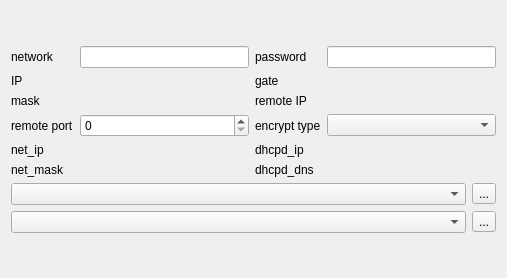
Before: the Qt Designer form Qt/my_programm/WiFi/Test_HLK_RM04/src/hlk_rm04_widget/src/ui/hlk_rm04_widget.ui in RinatB2017/mega_GIT, drawn with Qt 5.
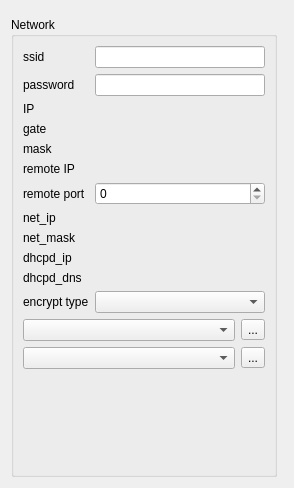
After: the same form once the commit is applied. Custom widgets are drawn as their Qt base class.

```diff
--- a/Qt/my_programm/WiFi/Test_HLK_RM04/src/hlk_rm04_widget/src/ui/hlk_rm04_widget.ui
+++ b/Qt/my_programm/WiFi/Test_HLK_RM04/src/hlk_rm04_widget/src/ui/hlk_rm04_widget.ui
@@ -6,148 +6,155 @@
    <rect>
     <x>0</x>
     <y>0</y>
-    <width>507</width>
-    <height>278</height>
+    <width>294</width>
+    <height>488</height>
    </rect>
   </property>
+  <property name="windowTitle">
+   <string>Form</string>
+  </property>
+  <layout class="QHBoxLayout" name="horizontalLayout">
+   <item>
+    <layout class="QVBoxLayout" name="verticalLayout_2">
+     <item>
+      <widget class="SerialBox5_fix_baudrate" name="serial_widget" native="true">
   <property name="sizePolicy">
-   <sizepolicy hsizetype="Fixed" vsizetype="Preferred">
+        <sizepolicy hsizetype="Preferred" vsizetype="Fixed">
     <horstretch>0</horstretch>
     <verstretch>0</verstretch>
    </sizepolicy>
   </property>
-  <property name="windowTitle">
-   <string>Form</string>
-  </property>
-  <layout class="QVBoxLayout" name="verticalLayout">
-   <item>
-    <widget class="SerialBox5_fix_baudrate" name="serial_widget" native="true"/>
+      </widget>
    </item>
    <item>
-    <layout class="QGridLayout" name="gridLayout">
-     <item row="1" column="2">
-      <widget class="QLabel" name="label_4">
-       <property name="text">
-        <string>gate</string>
+      <widget class="QGroupBox" name="groupBox">
+       <property name="title">
+        <string>Network</string>
        </property>
-      </widget>
-     </item>
-     <item row="2" column="2">
-      <widget class="QLabel" name="label_6">
-       <property name="text">
-        <string>remote IP</string>
-       </property>
-      </widget>
-     </item>
-     <item row="1" column="3">
-      <widget class="IPV4_wo_port" name="gate_widget" native="true"/>
-     </item>
-     <item row="0" column="2">
-      <widget class="QLabel" name="label_2">
-       <property name="text">
-        <string>password</string>
-       </property>
-      </widget>
-     </item>
-     <item row="1" column="0">
-      <widget class="QLabel" name="label_3">
-       <property name="text">
-        <string>IP</string>
-       </property>
-      </widget>
-     </item>
-     <item row="3" column="2">
+       <layout class="QVBoxLayout" name="verticalLayout_3">
+        <item>
+         <layout class="QGridLayout" name="gridLayout_4">
+          <item row="4" column="1">
+           <widget class="IPV4_wo_port" name="mask_widget" native="true"/>
+          </item>
+          <item row="9" column="1">
+           <widget class="IPV4_wo_port" name="dhcpd_ip_widget" native="true"/>
+          </item>
+          <item row="11" column="0">
       <widget class="QLabel" name="label_8">
        <property name="text">
         <string>encrypt type</string>
        </property>
       </widget>
      </item>
-     <item row="0" column="1">
-      <widget class="QLineEdit" name="le_ssid"/>
+          <item row="2" column="1">
+           <widget class="IPV4_wo_port" name="ip_widget" native="true"/>
+          </item>
+          <item row="1" column="0">
+           <widget class="QLabel" name="label_2">
+            <property name="text">
+             <string>password</string>
+            </property>
+           </widget>
+          </item>
+          <item row="3" column="1">
+           <widget class="IPV4_wo_port" name="gate_widget" native="true"/>
      </item>
      <item row="3" column="0">
+           <widget class="QLabel" name="label_4">
+            <property name="text">
+             <string>gate</string>
+            </property>
+           </widget>
+          </item>
+          <item row="6" column="0">
       <widget class="QLabel" name="label_7">
        <property name="text">
         <string>remote port</string>
        </property>
       </widget>
      </item>
-     <item row="2" column="3">
+          <item row="8" column="1">
+           <widget class="IPV4_wo_port" name="net_mask_widget" native="true"/>
+          </item>
+          <item row="5" column="1">
       <widget class="IPV4_wo_port" name="remove_ip_widget" native="true"/>
      </item>
-     <item row="0" column="0">
-      <widget class="QLabel" name="label">
-       <property name="text">
-        <string>network</string>
-       </property>
-      </widget>
-     </item>
-     <item row="2" column="0">
-      <widget class="QLabel" name="label_5">
-       <property name="text">
-        <string>mask</string>
-       </property>
-      </widget>
-     </item>
-     <item row="3" column="1">
-      <widget class="QSpinBox" name="sb_remote_post"/>
-     </item>
-     <item row="1" column="1">
-      <widget class="IPV4_wo_port" name="ip_widget" native="true"/>
-     </item>
-     <item row="2" column="1">
-      <widget class="IPV4_wo_port" name="mask_widget" native="true"/>
-     </item>
-     <item row="4" column="0">
+          <item row="7" column="0">
       <widget class="QLabel" name="label_9">
        <property name="text">
         <string>net_ip</string>
        </property>
       </widget>
      </item>
-     <item row="3" column="3">
-      <widget class="QComboBox" name="cb_encrypt_type"/>
-     </item>
-     <item row="0" column="3">
+          <item row="1" column="1">
       <widget class="QLineEdit" name="le_password"/>
      </item>
-     <item row="5" column="0">
-      <widget class="QLabel" name="label_10">
+          <item row="0" column="0">
+           <widget class="QLabel" name="label">
        <property name="text">
-        <string>net_mask</string>
+             <string>ssid</string>
        </property>
       </widget>
      </item>
-     <item row="4" column="2">
+          <item row="0" column="1">
+           <widget class="QLineEdit" name="le_ssid"/>
+          </item>
+          <item row="6" column="1">
+           <widget class="QSpinBox" name="sb_remote_post"/>
+          </item>
+          <item row="4" column="0">
+           <widget class="QLabel" name="label_5">
+            <property name="text">
+             <string>mask</string>
+            </property>
+           </widget>
+          </item>
+          <item row="2" column="0">
+           <widget class="QLabel" name="label_3">
+            <property name="text">
+             <string>IP</string>
+            </property>
+           </widget>
+          </item>
+          <item row="7" column="1">
+           <widget class="IPV4_wo_port" name="net_ip_widget" native="true"/>
+          </item>
+          <item row="9" column="0">
       <widget class="QLabel" name="label_11">
        <property name="text">
         <string>dhcpd_ip</string>
        </property>
       </widget>
      </item>
-     <item row="5" column="2">
+          <item row="8" column="0">
+           <widget class="QLabel" name="label_10">
+            <property name="text">
+             <string>net_mask</string>
+            </property>
+           </widget>
+          </item>
+          <item row="10" column="1">
+           <widget class="IPV4_wo_port" name="dhcpd_dns_widget" native="true"/>
+          </item>
+          <item row="5" column="0">
+           <widget class="QLabel" name="label_6">
+            <property name="text">
+             <string>remote IP</string>
+            </property>
+           </widget>
+          </item>
+          <item row="10" column="0">
       <widget class="QLabel" name="label_12">
        <property name="text">
         <string>dhcpd_dns</string>
        </property>
       </widget>
      </item>
-     <item row="4" column="1">
-      <widget class="IPV4_wo_port" name="net_ip_widget" native="true"/>
-     </item>
-     <item row="5" column="1">
-      <widget class="IPV4_wo_port" name="net_mask_widget" native="true"/>
-     </item>
-     <item row="4" column="3">
-      <widget class="IPV4_wo_port" name="dhcpd_ip_widget" native="true"/>
-     </item>
-     <item row="5" column="3">
-      <widget class="IPV4_wo_port" name="dhcpd_dns_widget" native="true"/>
-     </item>
-    </layout>
-   </item>
-   <item>
+          <item row="11" column="1">
+           <widget class="QComboBox" name="cb_encrypt_type"/>
+          </item>
+          <item row="12" column="0" colspan="2">
     <layout class="QGridLayout" name="gridLayout_2">
      <item row="1" column="0">
       <widget class="QComboBox" name="cb_serial_to"/>
@@ -171,6 +178,26 @@
      </item>
     </layout>
    </item>
+         </layout>
+        </item>
+        <item>
+         <spacer name="verticalSpacer">
+          <property name="orientation">
+           <enum>Qt::Vertical</enum>
+          </property>
+          <property name="sizeHint" stdset="0">
+           <size>
+            <width>20</width>
+            <height>40</height>
+           </size>
+          </property>
+         </spacer>
+        </item>
+       </layout>
+      </widget>
+     </item>
+    </layout>
+   </item>
    <item>
     <widget class="LogBox" name="log_widget" native="true"/>
    </item>
```
Left out of the diff: 4 changed lines with no effect on the pictures. Lines whose indentation alone changed are shown as unchanged.
